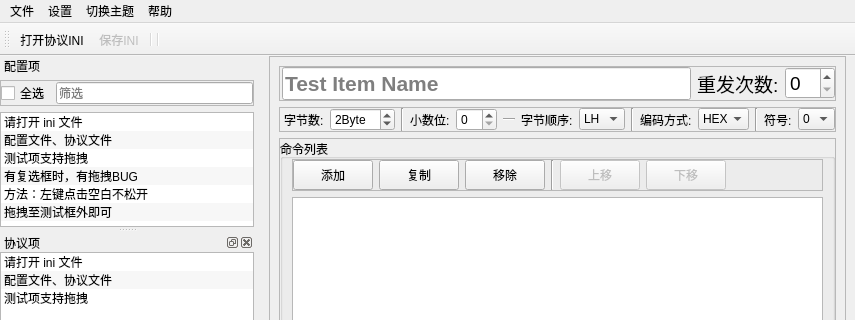
This is mainwindow.ui in m-RNA/labview-ini-editor as Qt 5 draws it before an edit; both pictures show x 0 to 855 and y 0 to 320 of the 855 by 657 pixel window. The edited form follows.
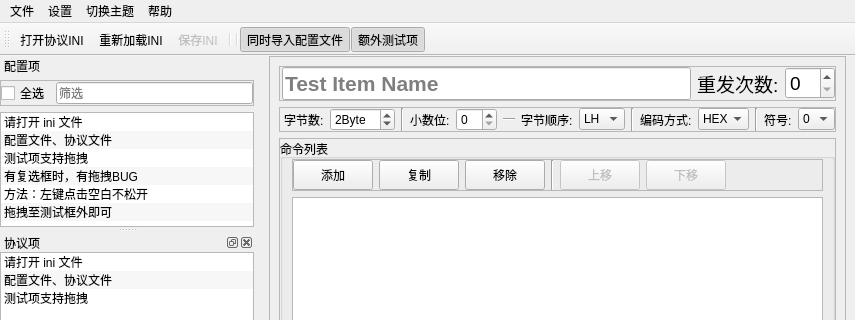
This is the edited form. Custom widgets are drawn as their Qt base class.

Commit message: Refactor: 1、添加重新加载Ini功能 2、添加协议文件测试项重新排序

```diff
--- a/mainwindow.ui
+++ b/mainwindow.ui
@@ -987,9 +987,12 @@
     <bool>false</bool>
    </attribute>
    <addaction name="actOpenIni"/>
+   <addaction name="actLoadIni"/>
    <addaction name="actSave"/>
    <addaction name="separator"/>
    <addaction name="separator"/>
+   <addaction name="actNeedConfigFile"/>
+   <addaction name="actSownExtTestItem"/>
   </widget>
   <widget class="QDockWidget" name="dockWidget">
    <property name="toolTip">
@@ -1512,6 +1515,17 @@
     <string>Alt+C</string>
    </property>
   </action>
+  <action name="actLoadIni">
+   <property name="text">
+    <string>重新加载INI</string>
+   </property>
+   <property name="toolTip">
+    <string>重新加载INI</string>
+   </property>
+   <property name="shortcut">
+    <string>Ctrl+R</string>
+   </property>
+  </action>
  </widget>
  <customwidgets>
   <customwidget>
```
Left out of the diff: 3 changed lines with no effect on the pictures. The commit also changes 2 other files.
